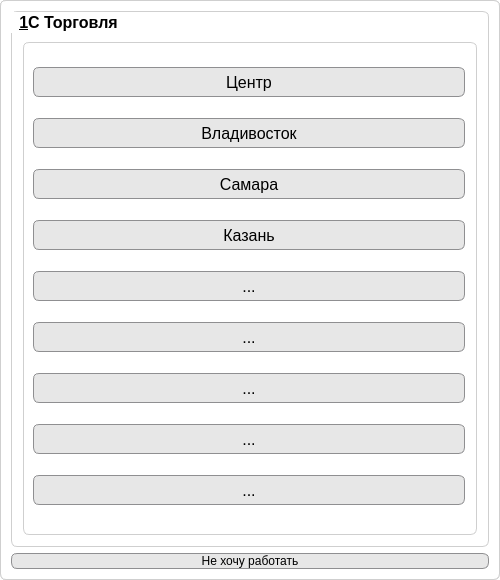
Old version of the form mainwindow.ui in the repository Valeryn4/1Crun.
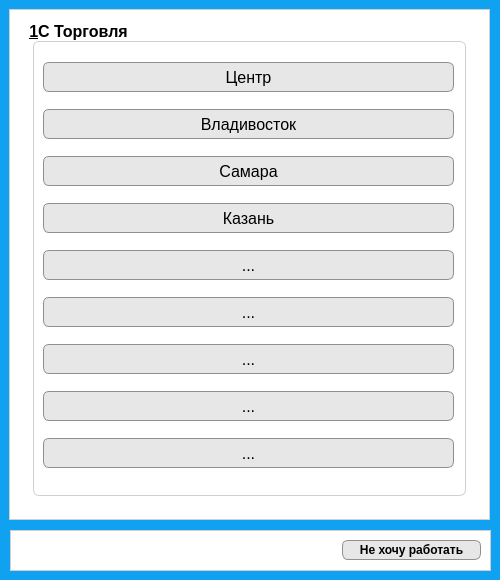
New version of the form.

The edit to the form file:
```diff
--- a/mainwindow.ui
+++ b/mainwindow.ui
@@ -26,15 +26,119 @@
    <string>MainWindow</string>
   </property>
   <property name="styleSheet">
-   <string notr="true">background-color: rgb(255, 255, 255);
-border-radius: 6px;
-border: 1px solid;
-border-color: rgb(207, 207, 207);</string>
+   <string notr="true">background-color: rgb(16, 162, 241);
+border: none;
+</string>
   </property>
   <widget class="QWidget" name="centralWidget">
-   <layout class="QVBoxLayout" name="verticalLayout_2">
+   <widget class="QFrame" name="horizontalFrame">
+    <property name="geometry">
+     <rect>
+      <x>10</x>
+      <y>530</y>
+      <width>481</width>
+      <height>41</height>
+     </rect>
+    </property>
+    <property name="styleSheet">
+     <string notr="true">background-color: rgb(255, 255, 255);
+border: 1px solid;
+border-color: rgb(207, 207, 207);</string>
+    </property>
+    <layout class="QHBoxLayout" name="horizontalLayout_2">
+     <property name="leftMargin">
+      <number>9</number>
+     </property>
+     <property name="topMargin">
+      <number>5</number>
+     </property>
+     <property name="rightMargin">
+      <number>9</number>
+     </property>
+     <property name="bottomMargin">
+      <number>5</number>
+     </property>
     <item>
+      <spacer name="horizontalSpacer">
+       <property name="orientation">
+        <enum>Qt::Horizontal</enum>
+       </property>
+       <property name="sizeHint" stdset="0">
+        <size>
+         <width>27</width>
+         <height>20</height>
+        </size>
+       </property>
+      </spacer>
+     </item>
+     <item>
+      <widget class="QPushButton" name="pushButton_exit">
+       <property name="minimumSize">
+        <size>
+         <width>120</width>
+         <height>20</height>
+        </size>
+       </property>
+       <property name="font">
+        <font>
+         <weight>75</weight>
+         <bold>true</bold>
+        </font>
+       </property>
+       <property name="styleSheet">
+        <string notr="true">QPushButton {
+    border: 1px solid #8f8f91;
+    border-radius: 6px;
+    
+	background-color: rgb(231, 231, 231);
+    min-width: 80px;
+}
+
+
+QPushButton:pressed {
+   
+	background-color: rgb(248, 248, 248);
+}
+
+
+QPushButton:open { 
+    
+	background-color: rgb(244, 244, 244);
+}
+
+QPushButton:hover { 
+    
+	
+	background-color: rgb(181, 181, 181);
+	border-color: rgb(85, 0, 0);
+}
+</string>
+       </property>
+       <property name="text">
+        <string>     Не хочу работать     </string>
+       </property>
+      </widget>
+     </item>
+    </layout>
+   </widget>
+   <widget class="QFrame" name="mainFrame">
+    <property name="geometry">
+     <rect>
+      <x>9</x>
+      <y>9</y>
+      <width>481</width>
+      <height>511</height>
+     </rect>
+    </property>
+    <property name="styleSheet">
+     <string notr="true">background-color: rgb(255, 255, 255);
+border: 1px solid;
+border-color: rgb(207, 207, 207);</string>
+    </property>
      <layout class="QHBoxLayout" name="horizontalLayout">
+     <property name="topMargin">
+      <number>10</number>
+     </property>
       <item>
        <widget class="QGroupBox" name="groupBoxtorg">
         <property name="font">
@@ -42,15 +146,15 @@
           <pointsize>12</pointsize>
           <weight>75</weight>
           <bold>true</bold>
+         <kerning>true</kerning>
          </font>
         </property>
         <property name="mouseTracking">
          <bool>false</bool>
         </property>
         <property name="styleSheet">
-         <string notr="true">border-radius: 6px;
-border: 1px solid;
-border-color: rgb(207, 207, 207);</string>
+        <string notr="true">border: none;
+</string>
         </property>
         <property name="title">
          <string>&amp;1С Торговля</string>
@@ -63,7 +167,7 @@
         </property>
         <layout class="QHBoxLayout" name="horizontalLayout_3">
          <property name="topMargin">
-          <number>30</number>
+         <number>20</number>
          </property>
          <item>
           <widget class="QFrame" name="verticalFrame">
@@ -528,44 +632,7 @@
        </widget>
       </item>
      </layout>
-    </item>
-    <item>
-     <widget class="QPushButton" name="pushButton_exit">
-      <property name="styleSheet">
-       <string notr="true">QPushButton {
-    border: 1px solid #8f8f91;
-    border-radius: 6px;
-    
-	background-color: rgb(231, 231, 231);
-    min-width: 80px;
-}
-
-
-QPushButton:pressed {
-   
-	background-color: rgb(248, 248, 248);
-}
-
-
-QPushButton:open { 
-    
-	background-color: rgb(244, 244, 244);
-}
-
-QPushButton:hover { 
-    
-	
-	background-color: rgb(181, 181, 181);
-	border-color: rgb(85, 0, 0);
-}
-</string>
-      </property>
-      <property name="text">
-       <string>Не хочу работать</string>
-      </property>
-     </widget>
-    </item>
-   </layout>
+   </widget>
   </widget>
  </widget>
  <layoutdefault spacing="6" margin="11"/>
```
Lines whose indentation alone changed are shown as unchanged.
